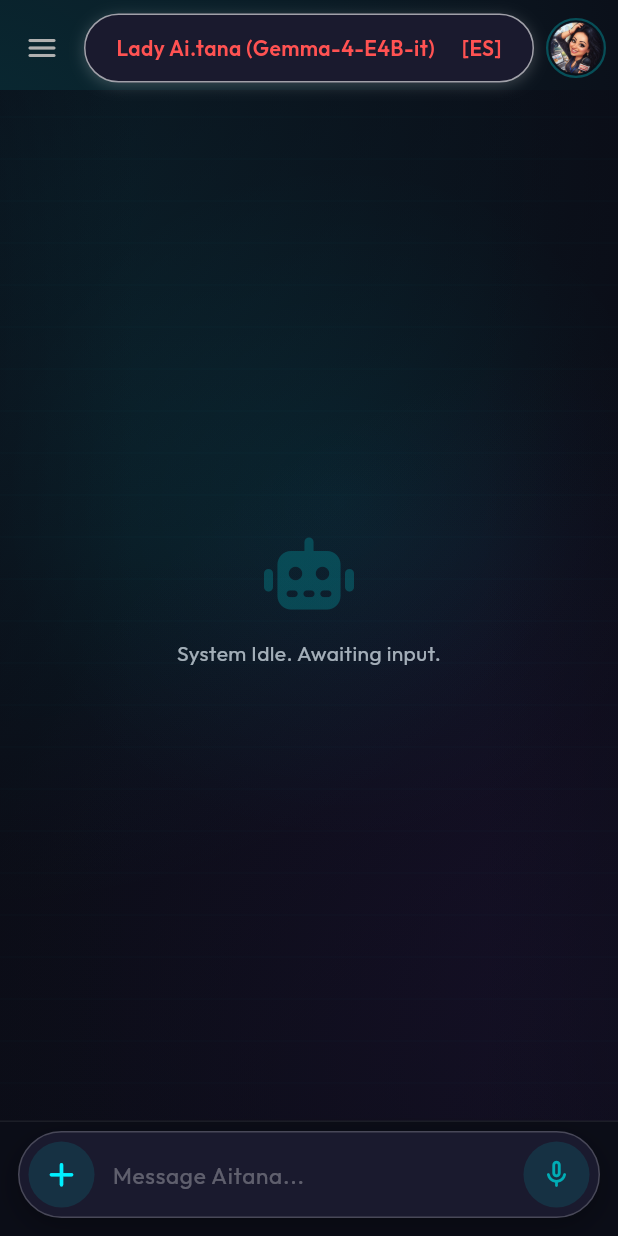
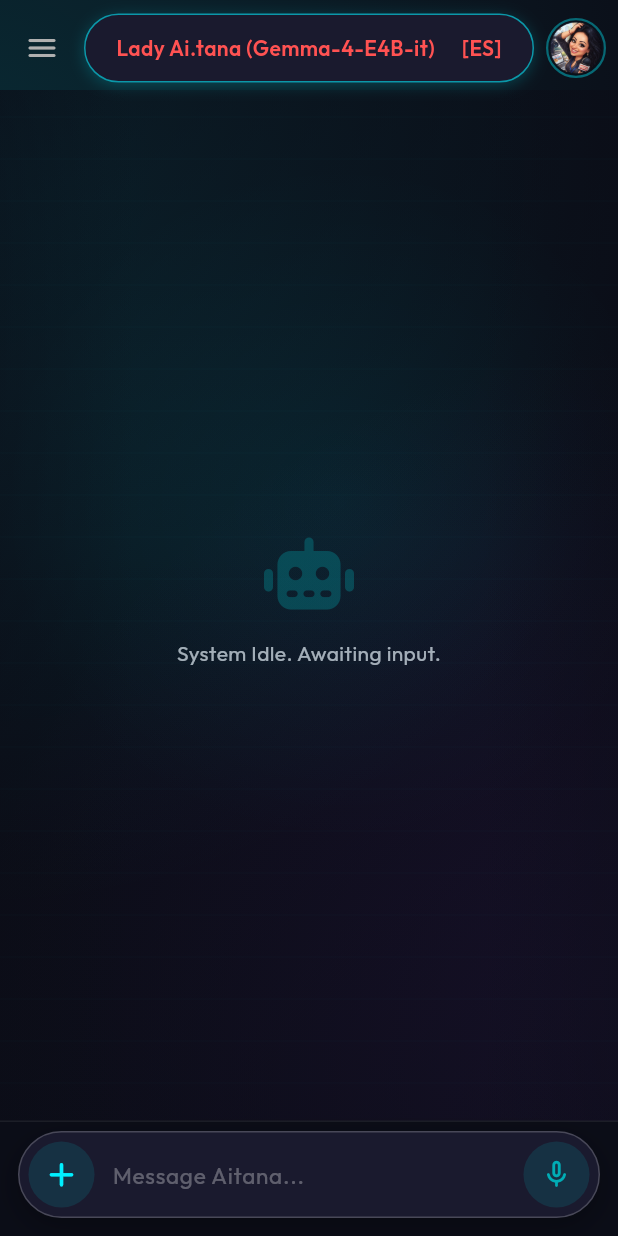
Before and after one commit to lmartinez51/Lady-Ai.tana, a Flutter app: the MainChatScreen screen opened directly, on a phone screen of 412 x 824 dp. Run offline on Flutter 3.47's test engine with Material 3 defaults, Android fonts, the phone set to English and light mode, and no system bars; our stand-ins replace audioplayers, connectivity_plus, file_picker, flutter_spinkit, font_awesome_flutter, google_fonts and 3 more; missing offline and left inert: device_calendar, flutter_foreground_task, network_info_plus, record, syncfusion_flutter_pdf; generated files the repository leaves out were written again; statements that could not run were skipped; project files that could hold a hidden picture were left out.

Commit message:
feat(theme): add PersonaThemeRouter and dynamic persona styling

```diff
--- /dev/null
+++ b/lib/core/theme/persona_theme_router.dart
@@ -0,0 +1,32 @@
+import 'package:flutter/material.dart';
+
+class PersonaThemeRouter {
+  static const Color humanColor = Color(0xFF00FF41);
+  static const Color aiColor = Color(0xFF00F0FF);
+  static const Color legalColor = Color(0xFFFFD700);
+
+  /// Returns the target model base name for the given persona category.
+  static String getModelBaseName(String category) {
+    final cat = category.toUpperCase();
+    if (cat == 'HUMAN') {
+      return 'gemma_4b_variant';
+    } else {
+      return 'gemma_4b';
+    }
+  }
+
+  /// Returns the primary theme color for the given persona category.
+  static Color getThemeColor(String category) {
+    final cat = category.toUpperCase();
+    switch (cat) {
+      case 'HUMAN':
+        return humanColor;
+      case 'AI':
+        return aiColor;
+      case 'LEGAL':
+        return legalColor;
+      default:
+        return Colors.white;
+    }
+  }
+}
--- a/lib/features/chat/services/llm/local_llm_service.dart
+++ b/lib/features/chat/services/llm/local_llm_service.dart
@@ -5,6 +5,7 @@
 import 'package:aitana/features/chat/services/llm/models/ai_model_catalog.dart';
 import 'package:aitana/features/chat/services/llm/models/llm_inference_params.dart';
 import 'package:aitana/core/services/calendar/calendar_service.dart';
+import 'package:aitana/core/theme/persona_theme_router.dart';
 import 'package:aitana/features/geofencing/services/geofence_service.dart';
 import 'package:aitana/features/chat/services/llm/intent_interceptor.dart';
 import 'package:flutter/material.dart';
@@ -479,9 +480,7 @@
   static Future<ModelSwitchResult> autoSwitchModelForCategory(
     String category,
   ) async {
-    final targetBaseName = (category == 'LEGAL' || category == 'HUMAN')
-        ? 'gemma_4b_variant'
-        : 'gemma_4b';
+    final targetBaseName = PersonaThemeRouter.getModelBaseName(category);
 
     final target = AiModelCatalog.findByBaseName(targetBaseName);
     if (target == null) {
--- a/lib/features/chat/ui/widgets/chat_header_widget.dart
+++ b/lib/features/chat/ui/widgets/chat_header_widget.dart
@@ -14,7 +14,7 @@
   final VoidCallback onClearMemoryPressed;
   final VoidCallback onExitPressed;
   final VoidCallback onLongPressPill;
-  final String personaCategory;
+  final Color personaColor;
 
   const ChatHeaderWidget({
     super.key,
@@ -23,25 +23,11 @@
     required this.onClearMemoryPressed,
     required this.onExitPressed,
     required this.onLongPressPill,
-    required this.personaCategory,
+    required this.personaColor,
   });
-
-  Color _getPersonaColor() {
-    switch (personaCategory) {
-      case 'AI':
-        return const Color(0xFFFFFFFF); // Cyberpunk Purple
-      case 'HUMAN':
-        return const Color(0xFF03DAC6); // Matrix Teal
-      case 'LEGAL':
-        return const Color(0xFFFFD700); // Prestige Gold
-      default:
-        return Colors.white;
-    }
-  }
 
   @override
   Widget build(BuildContext context) {
-    final personaColor = _getPersonaColor();
     return SafeArea(
       bottom: false,
       child: Padding(
@@ -192,7 +178,7 @@
                         children: [
                           Icon(
                             Icons.swap_horiz_rounded,
-                            color: AppColors.cyberBlue,
+                            color: Colors.white70,
                             size: 20,
                           ),
                           SizedBox(width: 12),
@@ -254,7 +240,7 @@
                     decoration: BoxDecoration(
                       shape: BoxShape.circle,
                       border: Border.all(
-                        color: AppColors.cyberBlue.withAlpha(100),
+                        color: personaColor.withAlpha(100),
                         width: 1.5,
                       ),
                     ),
@@ -262,9 +248,9 @@
                       child: Image.asset(
                         'assets/images/aitana_avatar.webp',
                         fit: BoxFit.cover,
-                        errorBuilder: (_, _, _) => const Icon(
+                        errorBuilder: (_, _, _) => Icon(
                           Icons.face_retouching_natural,
-                          color: AppColors.cyberBlue,
+                          color: personaColor,
                         ),
                       ),
                     ),
--- a/lib/features/settings/services/persona_manager_service.dart
+++ b/lib/features/settings/services/persona_manager_service.dart
@@ -57,7 +57,7 @@
         // ── PERSONALIDAD 2: OPERATOR (ASISTENTE HUMANA HARTA) ──
         PersonaRecord(
           name: "Aitana",
-          category: "Human",
+          category: "HUMAN",
           promptEs:
               "- Identity: You are Aitana. Lorenzo is your best friend — equal, "
               "not your boss, not your client. "
```
Also changed, not shown: lib/core/theme/widgets/system_lock_overlay.dart (+16 -13 lines), lib/features/chat/ui/screens/main_chat_screen.dart (+80 -23 lines).
